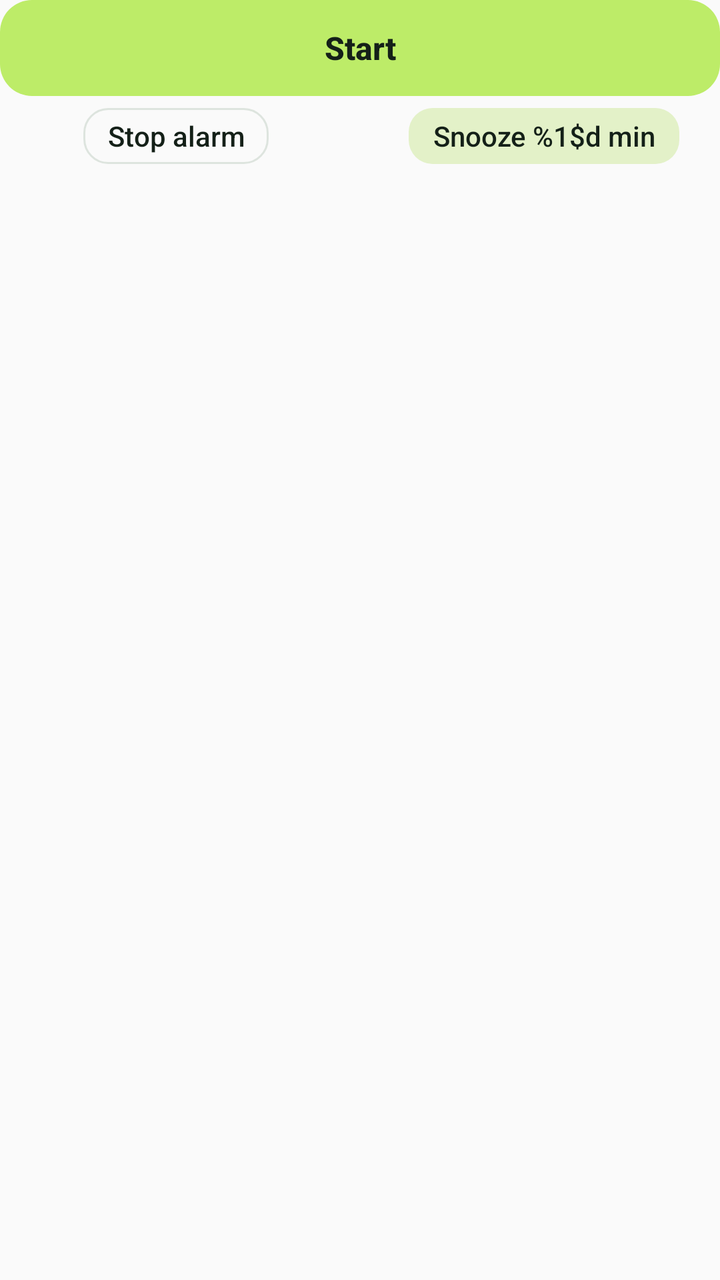
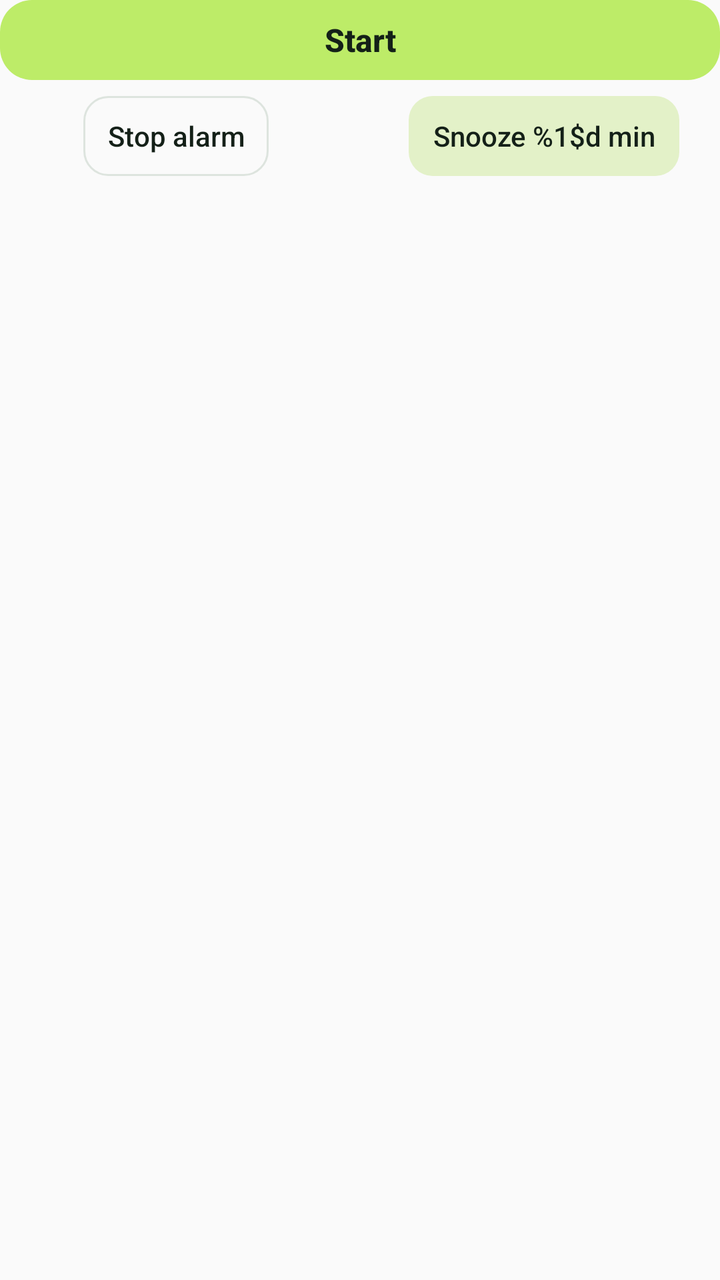

Two renders of the same Android screen: before a commit and after it. Below are the layout's source before the change and the commit's diff.
<!-- AndroidManifest.xml: application theme Theme.YogaAlarm -->
<!-- res/layout/notification_alarm_heads_up.xml -->
<?xml version="1.0" encoding="utf-8"?>
<LinearLayout xmlns:android="http://schemas.android.com/apk/res/android"
    android:layout_width="match_parent"
    android:layout_height="wrap_content"
    android:orientation="vertical">

    <Button
        android:id="@+id/notification_start"
        style="@style/AlarmNotificationButton.Start"
        android:layout_width="match_parent"
        android:layout_height="48dp"
        android:text="@string/notification_start"
        android:textSize="16sp" />

    <include
        layout="@layout/notification_alarm_secondary_actions"
        android:layout_width="match_parent"
        android:layout_height="40dp" />
</LinearLayout>
<!-- res/layout/notification_alarm_secondary_actions.xml (included above) -->
<?xml version="1.0" encoding="utf-8"?>
<LinearLayout xmlns:android="http://schemas.android.com/apk/res/android"
    android:id="@+id/notification_secondary_actions"
    android:layout_width="match_parent"
    android:layout_height="48dp"
    android:gravity="center"
    android:orientation="horizontal">

    <FrameLayout
        android:id="@+id/notification_stop_container"
        android:layout_width="0dp"
        android:layout_height="match_parent"
        android:layout_marginEnd="8dp"
        android:layout_weight="1">

        <Button
            android:id="@+id/notification_stop"
            style="@style/AlarmNotificationButton.Stop"
            android:layout_width="wrap_content"
            android:layout_height="match_parent"
            android:layout_gravity="center"
            android:text="@string/notification_stop" />
    </FrameLayout>

    <FrameLayout
        android:id="@+id/notification_snooze_container"
        android:layout_width="0dp"
        android:layout_height="match_parent"
        android:layout_weight="1">

        <Button
            android:id="@+id/notification_snooze"
            style="@style/AlarmNotificationButton.Snooze"
            android:layout_width="wrap_content"
            android:layout_height="match_parent"
            android:layout_gravity="center"
            android:text="@string/notification_snooze" />
    </FrameLayout>
</LinearLayout>
<!-- resources referenced by this layout -->
<resources>
  <string name="notification_snooze">Snooze %1$d min</string>
  <string name="notification_start">Start</string>
  <string name="notification_stop">Stop alarm</string>
  <style name="AlarmNotificationButton.Snooze">
          <item name="android:background">@drawable/notification_snooze_background</item>
          <item name="android:textColor">@color/notification_snooze_ink</item>
      </style>
  <style name="AlarmNotificationButton.Start">
          <item name="android:background">@drawable/notification_start_background</item>
          <item name="android:textColor">@color/notification_button_ink</item>
          <item name="android:textStyle">bold</item>
      </style>
  <style name="AlarmNotificationButton.Stop">
          <item name="android:background">@drawable/notification_stop_background</item>
      </style>
  <style name="Theme.YogaAlarm" parent="Theme.YogaAlarm.Base" />
  <!-- drawable notification_snooze_background (drawable) -->
  <?xml version="1.0" encoding="utf-8"?>
  <ripple xmlns:android="http://schemas.android.com/apk/res/android" android:color="#227F8C82">
      <item>
          <inset android:insetTop="6dp" android:insetBottom="6dp">
              <shape android:shape="rectangle">
                  <solid android:color="@color/notification_snooze_background" />
                  <corners android:radius="12dp" />
              </shape>
          </inset>
      </item>
  </ripple>
  <color name="notification_snooze_ink">#142018</color>
  <!-- drawable notification_start_background (drawable) -->
  <?xml version="1.0" encoding="utf-8"?>
  <ripple xmlns:android="http://schemas.android.com/apk/res/android" android:color="#22142018">
      <item>
          <shape android:shape="rectangle">
              <solid android:color="@color/notification_lime" />
              <corners android:radius="16dp" />
          </shape>
      </item>
  </ripple>
  <color name="notification_button_ink">#142018</color>
  <!-- drawable notification_stop_background (drawable) -->
  <?xml version="1.0" encoding="utf-8"?>
  <ripple xmlns:android="http://schemas.android.com/apk/res/android" android:color="#227F8C82">
      <item>
          <inset android:insetTop="6dp" android:insetBottom="6dp">
              <shape android:shape="rectangle">
                  <solid android:color="@android:color/transparent" />
                  <stroke android:width="1dp" android:color="@color/notification_border" />
                  <corners android:radius="12dp" />
              </shape>
          </inset>
      </item>
  </ripple>
  <style name="Theme.YogaAlarm.Base" parent="android:style/Theme.Material.Light.NoActionBar">
          <item name="android:fontFamily">sans</item>
          <item name="android:windowActionModeOverlay">true</item>
          <item name="android:windowLightStatusBar">true</item>
      </style>
  <color name="notification_snooze_background">#E3F1C8</color>
  <color name="notification_lime">#BDEC68</color>
  <color name="notification_border">#DDE4DE</color>
</resources>

<!-- the commit's change to res/layout/notification_alarm_heads_up.xml (unified diff, before → after) -->
@@ -8,14 +8,15 @@
         android:id="@+id/notification_start"
         style="@style/AlarmNotificationButton.Start"
         android:layout_width="match_parent"
-        android:layout_height="48dp"
+        android:layout_height="40dp"
         android:text="@string/notification_start"
         android:textSize="16sp" />
 
     <include
         layout="@layout/notification_alarm_secondary_actions"
         android:layout_width="match_parent"
-        android:layout_height="40dp" />
+        android:layout_height="40dp"
+        android:layout_marginTop="8dp" />
 </LinearLayout>
 <!-- res/layout/notification_alarm_secondary_actions.xml (included above) -->
 <?xml version="1.0" encoding="utf-8"?>
<!-- resource entries referenced after the edit -->
@@ -20,12 +20,10 @@
   <?xml version="1.0" encoding="utf-8"?>
   <ripple xmlns:android="http://schemas.android.com/apk/res/android" android:color="#227F8C82">
       <item>
-          <inset android:insetTop="6dp" android:insetBottom="6dp">
-              <shape android:shape="rectangle">
-                  <solid android:color="@color/notification_snooze_background" />
-                  <corners android:radius="12dp" />
-              </shape>
-          </inset>
+          <shape android:shape="rectangle">
+              <solid android:color="@color/notification_snooze_background" />
+              <corners android:radius="12dp" />
+          </shape>
       </item>
   </ripple>
   <color name="notification_snooze_ink">#142018</color>
@@ -44,13 +42,11 @@
   <?xml version="1.0" encoding="utf-8"?>
   <ripple xmlns:android="http://schemas.android.com/apk/res/android" android:color="#227F8C82">
       <item>
-          <inset android:insetTop="6dp" android:insetBottom="6dp">
-              <shape android:shape="rectangle">
-                  <solid android:color="@android:color/transparent" />
-                  <stroke android:width="1dp" android:color="@color/notification_border" />
-                  <corners android:radius="12dp" />
-              </shape>
-          </inset>
+          <shape android:shape="rectangle">
+              <solid android:color="@android:color/transparent" />
+              <stroke android:width="1dp" android:color="@color/notification_border" />
+              <corners android:radius="12dp" />
+          </shape>
       </item>
   </ripple>
   <style name="Theme.YogaAlarm.Base" parent="android:style/Theme.Material.Light.NoActionBar">
